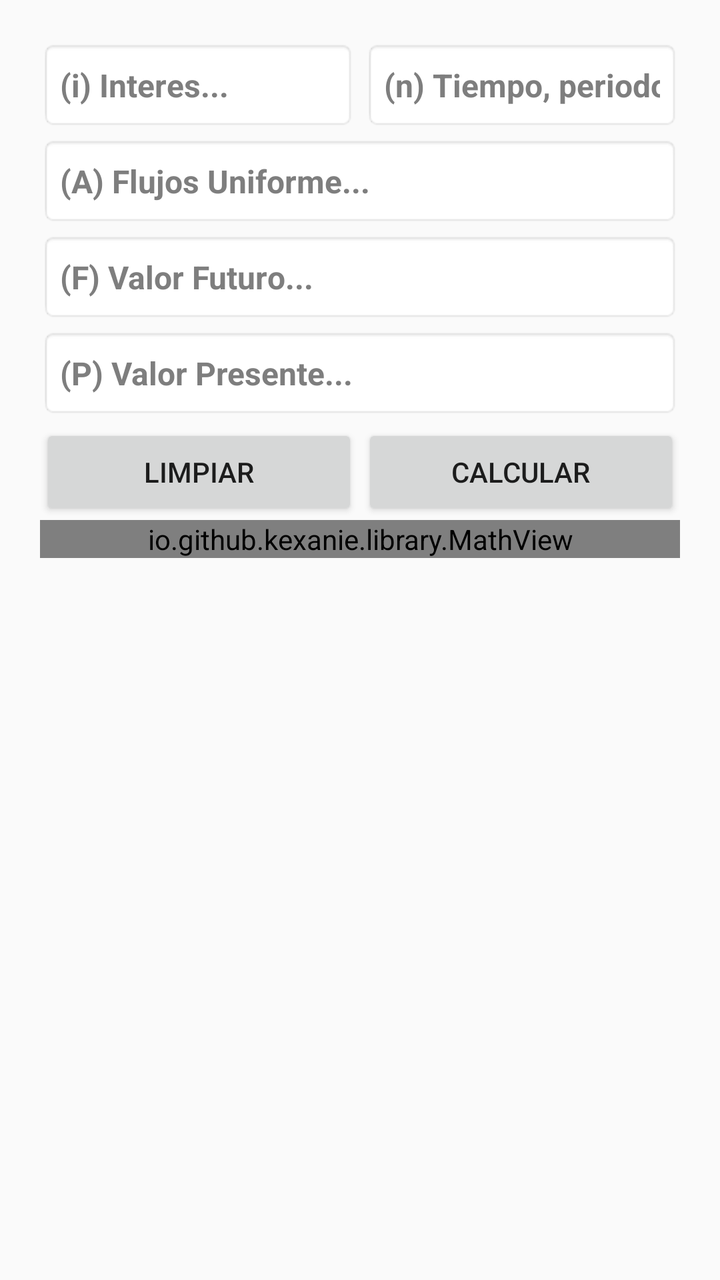
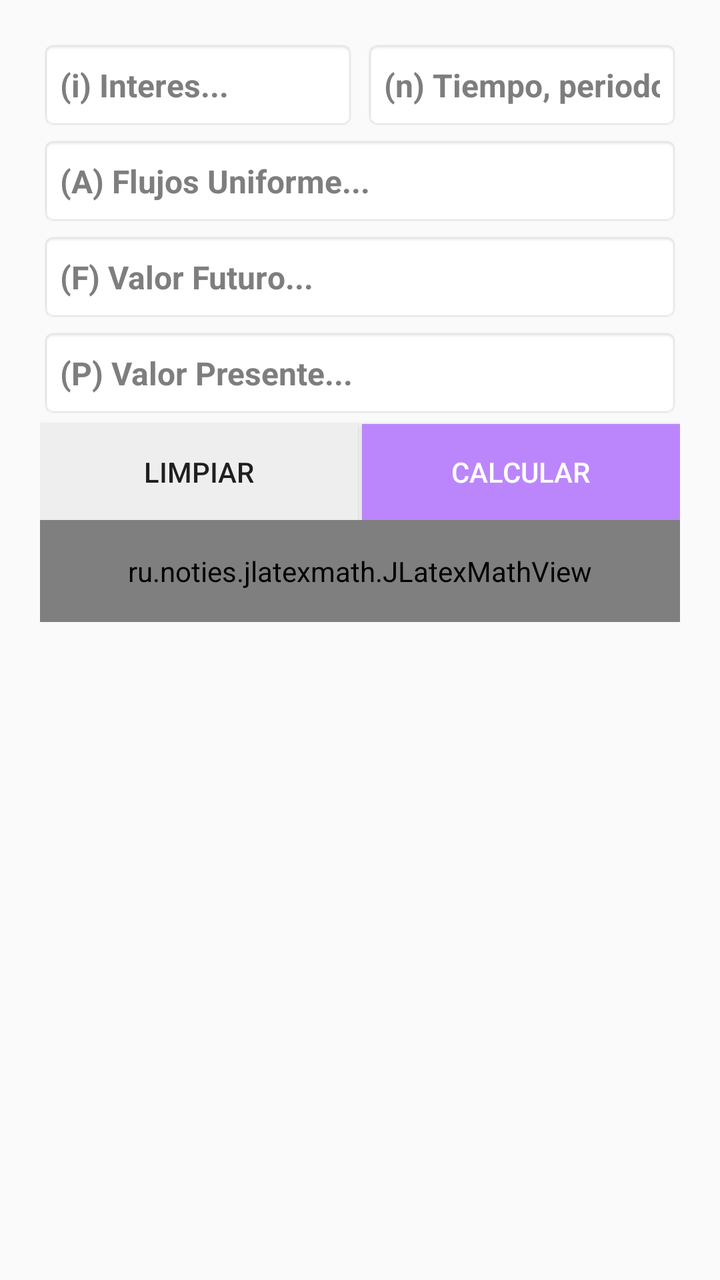

Compare the two renders of this Android layout. The source of the first and the diff that turns it into the second are given below.
<!-- AndroidManifest.xml: application theme Theme.IND210 -->
<!-- res/layout/activity_main.xml -->
<?xml version="1.0" encoding="utf-8"?>
<ScrollView xmlns:android="http://schemas.android.com/apk/res/android"
    xmlns:app="http://schemas.android.com/apk/res-auto"
    xmlns:tools="http://schemas.android.com/tools"
    android:layout_width="match_parent"
    xmlns:auto="http://schemas.android.com/apk/res-auto"
    android:orientation="vertical"
    android:layout_height="match_parent"
    tools:context=".MainActivity">
    <LinearLayout
        android:orientation="vertical"
        android:gravity="center"
        android:layout_margin="20dp"
        android:layout_width="match_parent"
        android:layout_height="match_parent">
        <LinearLayout
            android:layout_width="match_parent"
            android:layout_height="wrap_content">

            <EditText
                android:id="@+id/editI"
                style="@style/MyEditTextStyle"
                android:layout_width="fill_parent"
                android:layout_height="45dp"
                android:layout_marginRight="2dp"
                android:layout_weight="1"
                android:hint="(i) Interes..."
                android:inputType="number|numberDecimal" />

            <EditText
                android:id="@+id/editN"
                style="@style/MyEditTextStyle"
                android:layout_width="fill_parent"
                android:layout_height="45dp"
                android:layout_marginLeft="2dp"
                android:layout_weight="1"
                android:hint="(n) Tiempo, periodo..."
                android:inputType="number|numberDecimal"/>
        </LinearLayout>
        <EditText
            android:id="@+id/editA"
            style="@style/MyEditTextStyle"
            android:layout_marginTop="3dp"
            android:layout_width="match_parent"
            android:layout_height="45dp"
            android:hint="(A) Flujos Uniforme..."
            android:inputType="number|numberDecimal" />

        <EditText
            android:id="@+id/editF"
            style="@style/MyEditTextStyle"
            android:layout_width="match_parent"
            android:layout_height="45dp"
            android:layout_marginTop="3dp"
            android:hint="(F) Valor Futuro..."
            android:inputType="number|numberDecimal" />

        <EditText
            android:id="@+id/editP"
            style="@style/MyEditTextStyle"
            android:layout_width="match_parent"
            android:layout_height="45dp"
            android:layout_marginTop="3dp"
            android:hint="(P) Valor Presente..."
            android:inputType="number|numberDecimal" />

        <LinearLayout
            android:orientation="horizontal"
            android:layout_width="match_parent"
            android:layout_height="wrap_content">
            <Button
                android:id="@+id/btnClear"
                android:layout_marginTop="3dp"
                android:text="@string/clear"
                android:layout_width="fill_parent"
                android:layout_weight="1"
                android:layout_marginRight="1dp"
                android:layout_height="wrap_content"/>
            <Button
                android:id="@+id/btnCalculate"
                android:layout_marginLeft="1dp"
                android:layout_marginTop="3dp"
                android:text="@string/calculate"
                android:layout_weight="1"
                android:layout_width="fill_parent"
                android:layout_height="wrap_content"/>
        </LinearLayout>


        <io.github.kexanie.library.MathView
            android:id="@+id/formula_one"
            android:layout_width="match_parent"
            android:layout_height="wrap_content"
            auto:text=""
            android:layout_gravity="left"
            auto:engine="MathJax">
        </io.github.kexanie.library.MathView>
    </LinearLayout>
</ScrollView>
<!-- resources referenced by this layout -->
<resources>
  <string name="calculate">Calcular</string>
  <string name="clear">Limpiar</string>
  <style name="MyEditTextStyle" parent="android:Widget.EditText">
          <item name="android:textColor">#232323</item>
          <item name="android:textStyle">bold</item>
          <item name="android:textColorHint">#7E7E7E</item>
          <item name="android:padding">10dp</item>
          <item name="android:background">@android:drawable/editbox_background_normal</item>
          <item name="android:textSize">16sp</item>
      </style>
  <style name="Theme.IND210" parent="Theme.AppCompat.Light.DarkActionBar">
          
          <item name="colorPrimary">@color/purple_500</item>
          <item name="colorPrimaryVariant">@color/purple_700</item>
          <item name="colorOnPrimary">@color/white</item>
          
          <item name="colorSecondary">@color/teal_200</item>
          <item name="colorSecondaryVariant">@color/teal_700</item>
          <item name="colorOnSecondary">@color/black</item>
          
          <item name="android:statusBarColor" tools:targetApi="l">?attr/colorPrimaryVariant</item>
          
      </style>
  <color name="purple_500">#FF6200EE</color>
  <color name="purple_700">#FF3700B3</color>
  <color name="white">#FFFFFFFF</color>
  <color name="teal_200">#FF03DAC5</color>
  <color name="teal_700">#FF018786</color>
  <color name="black">#FF000000</color>
</resources>

<!-- the commit's change to res/layout/activity_main.xml (unified diff, before → after) -->
@@ -12,7 +12,7 @@
         android:gravity="center"
         android:layout_margin="20dp"
         android:layout_width="match_parent"
-        android:layout_height="match_parent">
+        android:layout_height="wrap_content">
         <LinearLayout
             android:layout_width="match_parent"
             android:layout_height="wrap_content">
@@ -22,7 +22,7 @@
                 style="@style/MyEditTextStyle"
                 android:layout_width="fill_parent"
                 android:layout_height="45dp"
-                android:layout_marginRight="2dp"
+                android:layout_marginEnd="2dp"
                 android:layout_weight="1"
                 android:hint="(i) Interes..."
                 android:inputType="number|numberDecimal" />
@@ -32,7 +32,7 @@
                 style="@style/MyEditTextStyle"
                 android:layout_width="fill_parent"
                 android:layout_height="45dp"
-                android:layout_marginLeft="2dp"
+                android:layout_marginStart="2dp"
                 android:layout_weight="1"
                 android:hint="(n) Tiempo, periodo..."
                 android:inputType="number|numberDecimal"/>
@@ -65,20 +65,26 @@
             android:inputType="number|numberDecimal" />
 
         <LinearLayout
+            style="?android:attr/buttonBarStyle"
             android:orientation="horizontal"
             android:layout_width="match_parent"
             android:layout_height="wrap_content">
+
             <Button
                 android:id="@+id/btnClear"
                 android:layout_marginTop="3dp"
                 android:text="@string/clear"
+                android:background="#eeeeee"
                 android:layout_width="fill_parent"
                 android:layout_weight="1"
-                android:layout_marginRight="1dp"
-                android:layout_height="wrap_content"/>
+                android:layout_marginEnd="1dp"
+                android:layout_height="wrap_content" />
+
             <Button
                 android:id="@+id/btnCalculate"
-                android:layout_marginLeft="1dp"
+                android:background="@color/purple_200"
+                android:textColor="@android:color/white"
+                android:layout_marginStart="1dp"
                 android:layout_marginTop="3dp"
                 android:text="@string/calculate"
                 android:layout_weight="1"
@@ -86,14 +92,15 @@
                 android:layout_height="wrap_content"/>
         </LinearLayout>
 
-
-        <io.github.kexanie.library.MathView
+        <ru.noties.jlatexmath.JLatexMathView
             android:id="@+id/formula_one"
             android:layout_width="match_parent"
-            android:layout_height="wrap_content"
-            auto:text=""
-            android:layout_gravity="left"
-            auto:engine="MathJax">
-        </io.github.kexanie.library.MathView>
+            android:layout_height="match_parent"
+            android:padding="16dip"
+            android:background="@color/white"
+            app:jlmv_alignVertical="center"
+            app:jlmv_alignHorizontal="center"
+            app:jlmv_textSize="16sp" />
+
     </LinearLayout>
 </ScrollView>
<!-- resource entries referenced after the edit -->
@@ -1,5 +1,6 @@
 <!-- resources referenced by this layout -->
 <resources>
+  <color name="purple_200">#FFBB86FC</color>
   <string name="calculate">Calcular</string>
   <string name="clear">Limpiar</string>
   <style name="MyEditTextStyle" parent="android:Widget.EditText">
